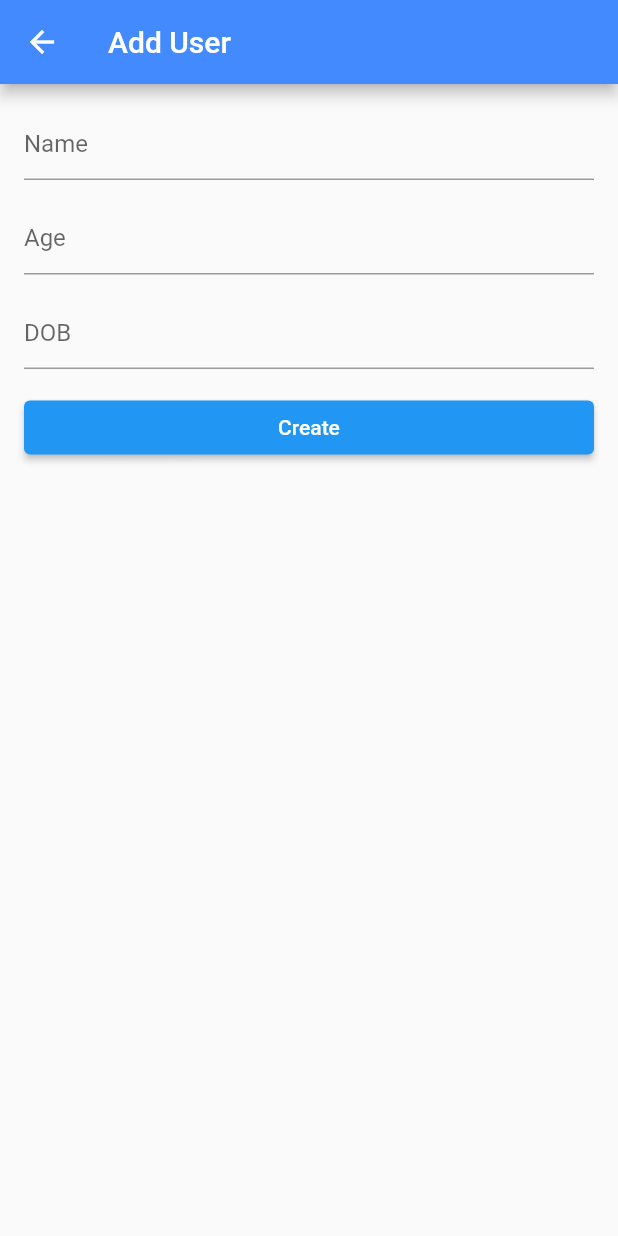
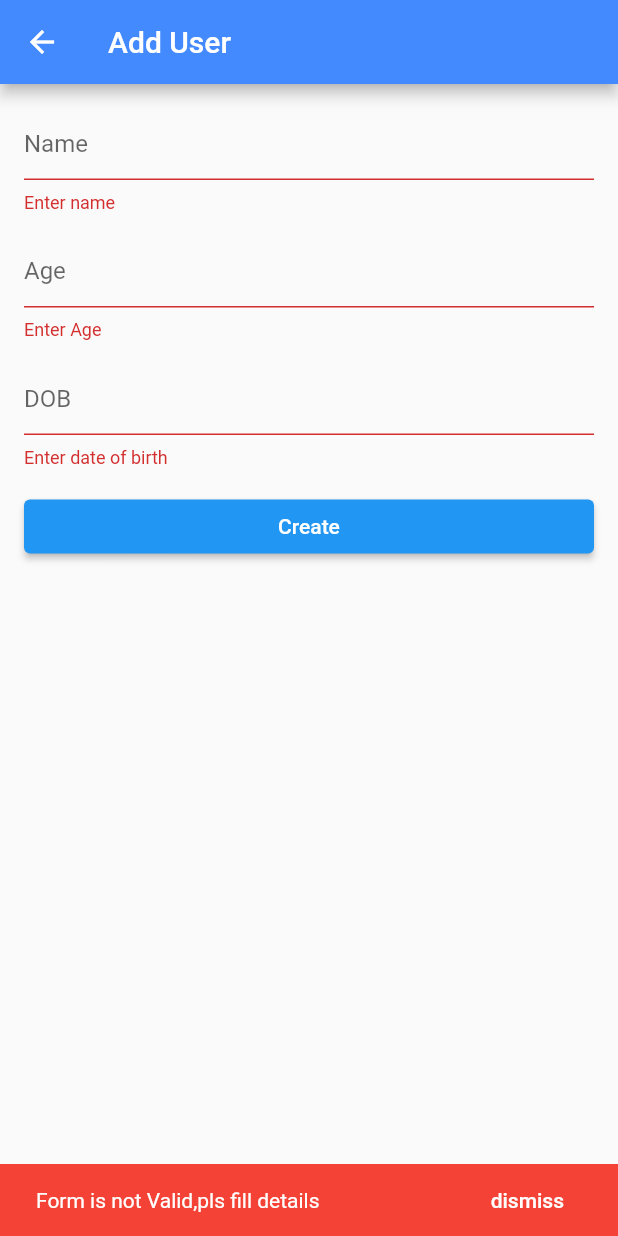
Before and after one commit to Navas-shareef/Flutter_Firebase_CRUD, a Flutter app: the HomePage screen opened directly, after a tap on "Create", on a phone screen of 412 x 824 dp. Run offline on Flutter 3.47's test engine with Material 2 defaults, Android fonts, the phone set to English and light mode, and no system bars; our stand-ins replace cloud_firestore, firebase_core; accounts and stored records are empty.

Commit message:
implimented form validaton for create and update user details screen

```diff
--- a/lib/allusers.dart
+++ b/lib/allusers.dart
@@ -2,8 +2,8 @@ import 'package:cloud_firestore/cloud_firestore.dart';
 import 'package:firebase_crud/update_screen.dart';
 import 'package:flutter/material.dart';
 
-import 'models/snackbar.dart';
 import 'models/users_model.dart';
+import 'snackbar.dart';
 
 class AllUsers extends StatelessWidget {
   const AllUsers({Key? key}) : super(key: key);
--- a/lib/main.dart
+++ b/lib/main.dart
@@ -4,7 +4,7 @@ import 'package:firebase_crud/MainScreen.dart';
 import 'package:firebase_crud/models/users_model.dart';
 import 'package:flutter/material.dart';
 
-import 'models/snackbar.dart';
+import 'snackbar.dart';
 
 Future main() async {
   WidgetsFlutterBinding.ensureInitialized();
@@ -35,6 +35,8 @@ class HomePage extends StatefulWidget {
   State<HomePage> createState() => _HomePageState();
 }
 
+final formKey = GlobalKey<FormState>();
+
 class _HomePageState extends State<HomePage> {
   final controllerName = TextEditingController();
   final controllerAge = TextEditingController();
@@ -47,11 +49,15 @@ class _HomePageState extends State<HomePage> {
         title: const Text('Add User'),
         backgroundColor: Colors.blueAccent,
       ),
-      body: Center(
+      body: Form(
+        key: formKey,
+        child: Center(
           child: ListView(
             padding: const EdgeInsets.all(16),
             children: <Widget>[
-            TextField(
+              TextFormField(
+                validator: (value) =>
+                    value != null && value.isEmpty ? 'Enter name' : null,
                 controller: controllerName,
                 decoration: const InputDecoration(
                     labelText: 'Name',
@@ -60,7 +66,9 @@ class _HomePageState extends State<HomePage> {
               const SizedBox(
                 height: 15,
               ),
-            TextField(
+              TextFormField(
+                validator: (value) =>
+                    value != null && value.isEmpty ? 'Enter Age' : null,
                 controller: controllerAge,
                 keyboardType: TextInputType.number,
                 decoration: const InputDecoration(
@@ -71,7 +79,10 @@ class _HomePageState extends State<HomePage> {
               const SizedBox(
                 height: 15,
               ),
-            TextField(
+              TextFormField(
+                validator: (value) => value != null && value.isEmpty
+                    ? 'Enter date of birth'
+                    : null,
                 controller: controllerDate,
                 decoration: const InputDecoration(
                     labelText: 'DOB',
@@ -82,16 +93,24 @@ class _HomePageState extends State<HomePage> {
               ),
               ElevatedButton(
                   onPressed: () {
+                    final form = formKey.currentState!;
+                    if (form.validate()) {
                       final user = User(
                           name: controllerName.text,
                           age: int.parse(controllerAge.text),
                           birthday: controllerDate.text);
                       CreateUser(user: user);
                       Navigator.pop(context);
-                  final snackbar = displaySnackbar(context, 'Created New User');
+                      final snackbar =
+                          displaySnackbar(context, 'Created New User');
+                    } else {
+                      final snackbar = displaySnackbar(
+                          context, 'Form is not Valid,pls fill details');
+                    }
                   },
                   child: const Text('Create'))
             ],
+          ),
         ),
       ),
     );
--- a/lib/models/users_model.dart
+++ b/lib/models/users_model.dart
@@ -1,8 +1,8 @@
 class User {
   String id;
-  final String name;
-  final int age;
-  final String birthday;
+  String name;
+  int age;
+  String birthday;
 
   User(
       {this.id = '',
--- a/lib/update_screen.dart
+++ b/lib/update_screen.dart
@@ -1,8 +1,8 @@
 import 'package:cloud_firestore/cloud_firestore.dart';
 import 'package:flutter/material.dart';
 
-import 'models/snackbar.dart';
 import 'models/users_model.dart';
+import 'snackbar.dart';
 
 class UpdateItemScreen extends StatefulWidget {
   const UpdateItemScreen({Key? key, required this.user}) : super(key: key);
@@ -25,6 +25,8 @@ class _UpdateItemScreenState extends State<UpdateItemScreen> {
     super.initState();
   }
 
+  final formKey = GlobalKey<FormState>();
+
   @override
   Widget build(BuildContext context) {
     return Scaffold(
@@ -32,11 +34,15 @@ class _UpdateItemScreenState extends State<UpdateItemScreen> {
         title: const Text('Update User'),
         backgroundColor: Colors.blueAccent,
       ),
-      body: Center(
+      body: Form(
+        key: formKey,
+        child: Center(
           child: ListView(
             padding: const EdgeInsets.all(16),
             children: <Widget>[
-            TextField(
+              TextFormField(
+                validator: (value) =>
+                    value != null && value.isEmpty ? 'Enter name' : null,
                 controller: controllerName,
                 decoration: const InputDecoration(
                     labelText: 'Name',
@@ -45,7 +51,9 @@ class _UpdateItemScreenState extends State<UpdateItemScreen> {
               const SizedBox(
                 height: 15,
               ),
-            TextField(
+              TextFormField(
+                validator: (value) =>
+                    value != null && value.isEmpty ? 'Enter age' : null,
                 controller: controllerAge,
                 keyboardType: TextInputType.number,
                 decoration: const InputDecoration(
@@ -56,7 +64,10 @@ class _UpdateItemScreenState extends State<UpdateItemScreen> {
               const SizedBox(
                 height: 15,
               ),
-            TextField(
+              TextFormField(
+                validator: (value) => value != null && value.isEmpty
+                    ? 'Enter date of birth'
+                    : null,
                 controller: controllerDate,
                 decoration: const InputDecoration(
                     labelText: 'DOB',
@@ -67,14 +78,23 @@ class _UpdateItemScreenState extends State<UpdateItemScreen> {
               ),
               ElevatedButton(
                   onPressed: () {
-                  updateItem(widget.user.id, controllerName.text,
-                          int.parse(controllerAge.text), controllerDate.text)
+                    final form = formKey.currentState!;
+                    if (form.validate()) {
+                      widget.user.age = int.parse(controllerAge.text);
+                      widget.user.name = controllerName.text;
+                      widget.user.birthday = controllerDate.text;
+                      updateItem(widget.user)
                           .then((value) => Navigator.pop(context));
                       final snackbar =
                           displaySnackbar(context, 'Successfully Updated');
+                    } else {
+                      final snackbar =
+                          displaySnackbar(context, 'Pls fill details');
+                    }
                   },
                   child: const Text('Update'))
             ],
+          ),
         ),
       ),
     );
@@ -82,7 +102,7 @@ class _UpdateItemScreenState extends State<UpdateItemScreen> {
 }
 
 // function to update item
-Future<void> updateItem(String userid, String name, int age, String dob) async {
-  final docUser = FirebaseFirestore.instance.collection('users').doc(userid);
-  await docUser.update({'name': name, 'age': age, 'birthday': dob});
+Future<void> updateItem(User user) async {
+  final docUser = FirebaseFirestore.instance.collection('users').doc(user.id);
+  await docUser.update(user.toJson());
 }
```
Also changed, not shown: lib/snackbar.dart (renamed from lib/models/snackbar.dart). Lines whose indentation alone changed are shown as unchanged.
